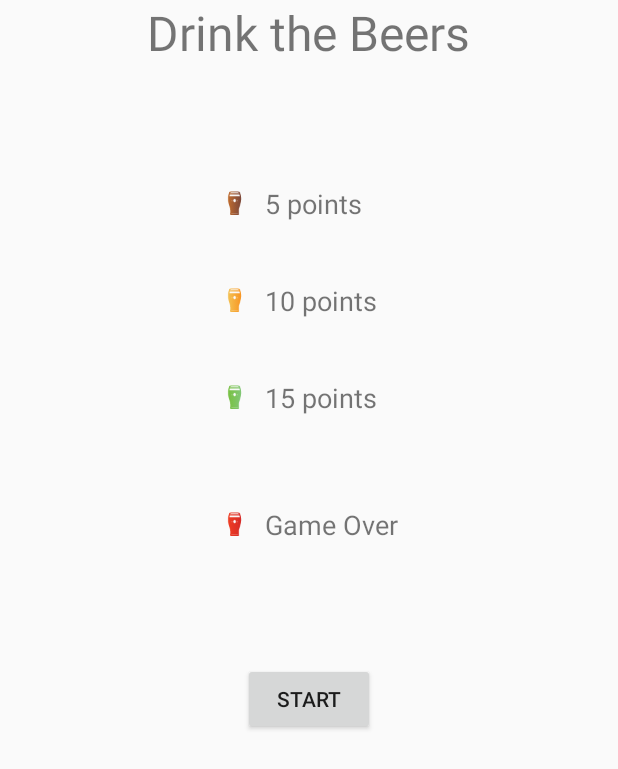
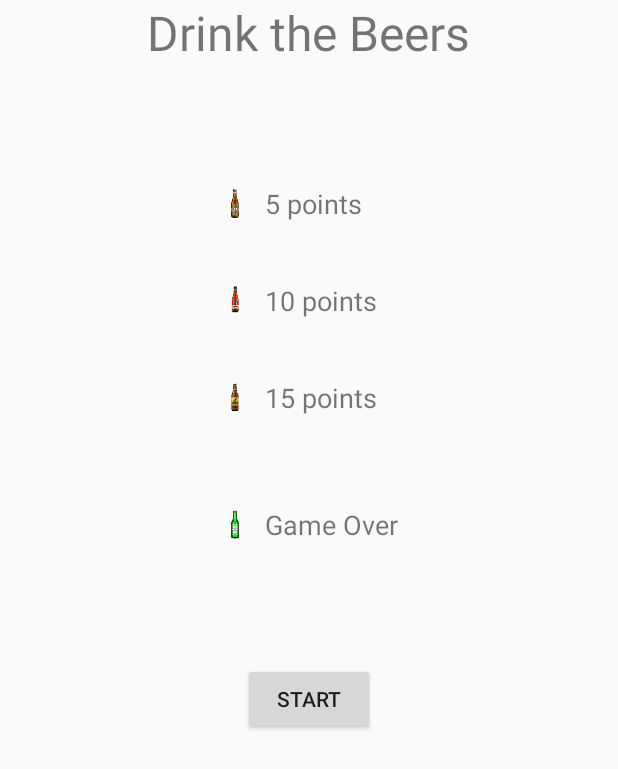
Before and after one commit to nickvanderheijden/Kingsen, an Android app: the GameExplainActivity screen opened directly, with no data from a screen before it, on a phone screen of 412 x 824 dp. Shown: the top 769 px of the screen. Run offline under Robolectric (Android 15) with nearby library versions, the phone set to English and light mode, and no system bars.

Commit message:
Added real brand beers to the game

```diff
--- a/Duo_App/app/src/main/res/layout/activity_game_explain.xml
+++ b/Duo_App/app/src/main/res/layout/activity_game_explain.xml
@@ -26,7 +26,7 @@
             <ImageView
             android:layout_width="20dp"
                 android:layout_height="20dp"
-                android:src="@drawable/black"
+                android:src="@drawable/palm"
                 />
             <TextView
                 android:layout_width="wrap_content"
@@ -44,7 +44,7 @@
             <ImageView
                 android:layout_width="20dp"
                 android:layout_height="20dp"
-                android:src="@drawable/yellow"
+                android:src="@drawable/jupiler"
                 />
             <TextView
                 android:layout_width="wrap_content"
@@ -64,7 +64,7 @@
             <ImageView
                 android:layout_width="20dp"
                 android:layout_height="20dp"
-                android:src="@drawable/green"
+                android:src="@drawable/hertog"
                 />
             <TextView
                 android:layout_width="wrap_content"
@@ -84,7 +84,7 @@
             <ImageView
                 android:layout_width="20dp"
                 android:layout_height="20dp"
-                android:src="@drawable/red"
+                android:src="@drawable/heiniken"
                 />
             <TextView
                 android:layout_width="wrap_content"
```
Also changed, not shown: Duo_App/app/src/main/res/layout/activity_mini_game.xml (+4 -4 lines), Duo_App/app/src/main/res/drawable/heiniken.png (added), Duo_App/app/src/main/res/drawable/hertog.png (added), Duo_App/app/src/main/res/drawable/jupiler.png (added), Duo_App/app/src/main/res/drawable/palm.png (added).
